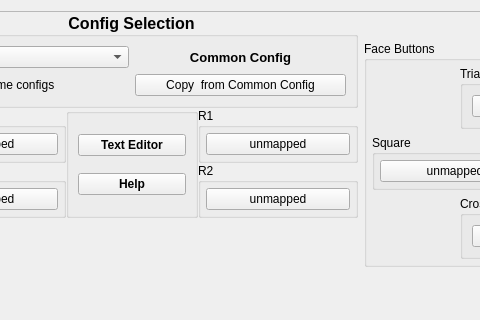
Qt form src/qt_gui/kbm_gui.ui (shadps4-emu/shadPS4) before a commit; both pictures show x 466 to 946 and y 0 to 320 of the 1193 by 754 pixel window.
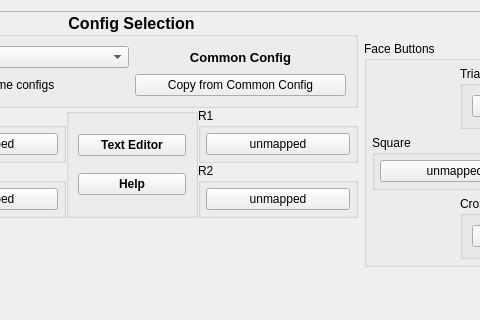
The same form after that commit. Icons and pictures are not drawn.

Commit message: delete an extra space

Diff of the .ui file:
```diff
--- a/src/qt_gui/kbm_gui.ui
+++ b/src/qt_gui/kbm_gui.ui
@@ -634,7 +634,7 @@
                   <enum>Qt::FocusPolicy::NoFocus</enum>
                  </property>
                  <property name="text">
-                  <string>Copy  from Common Config</string>
+                  <string>Copy from Common Config</string>
                  </property>
                 </widget>
                </item>
```
